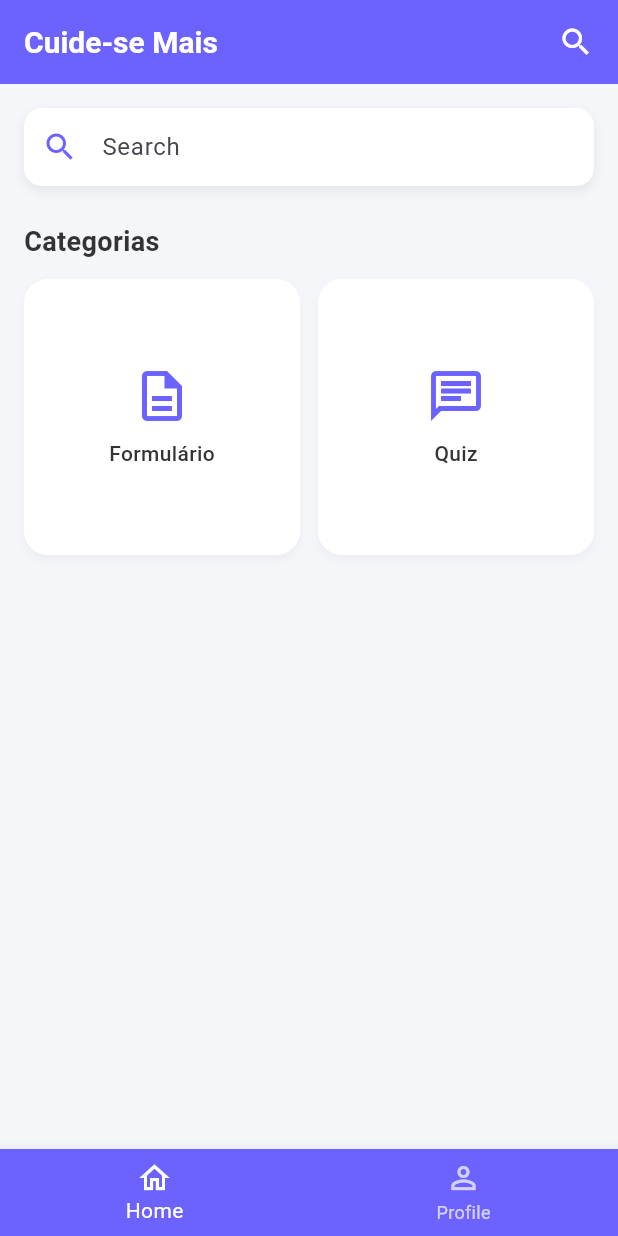
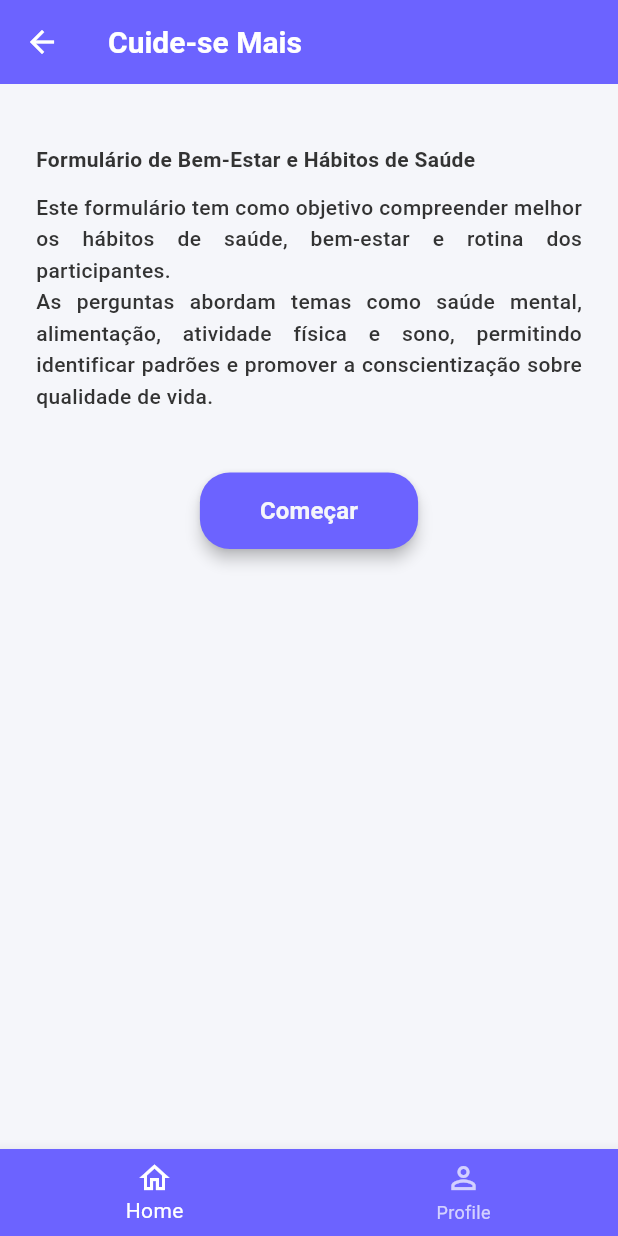
Before and after one commit to sabrina702/ProjetosWeb, a Flutter app: the screen it shows after launch, after a tap on "Formulário", on a phone screen of 412 x 824 dp. Run offline on Flutter 3.47's test engine with Material 3 defaults, Android fonts, the phone set to English and light mode, and no system bars.

Commit message:
feat: Pagina1 do formulario

```diff
--- a/lib/app.dart
+++ b/lib/app.dart
@@ -1,5 +1,5 @@
 import 'package:flutter/material.dart';
-import 'package:myapp/presentation/pages/homePage.dart';
+import 'package:myapp/presentation/pages/formulario/homePage.dart';
 import 'package:myapp/theme/colors.dart';
 import 'package:myapp/theme/text_styles.dart';
 
--- a/lib/presentation/pages/homePage.dart
+++ b/lib/presentation/pages/formulario/homePage.dart
@@ -1,4 +1,5 @@
 import 'package:flutter/material.dart';
+import 'package:myapp/presentation/pages/formulario/page2.dart';
 import 'package:myapp/theme/colors.dart';
 import 'package:myapp/theme/text_styles.dart';
 
@@ -13,7 +14,6 @@ class HomePage extends StatelessWidget {
         actions: const [
           Padding(
             padding: EdgeInsets.only(right: 16.0),
-            child: Icon(Icons.search, color: Colors.white),
           ),
         ],
       ),
@@ -57,7 +57,12 @@ class HomePage extends StatelessWidget {
                   _buildCategoryCard(
                     icon: Icons.description_outlined,
                     title: 'Formulário',
-                    onTap: () {},
+                    onTap: () {
+                      Navigator.push(
+                        context,
+                        MaterialPageRoute(builder: (context) => const Page2()),
+                      );
+                    },
                   ),
                   _buildCategoryCard(
                     icon: Icons.chat_outlined,
--- /dev/null
+++ b/lib/presentation/pages/formulario/page2.dart
@@ -0,0 +1,90 @@
+import 'package:flutter/material.dart';
+import 'package:myapp/presentation/pages/formulario/PageFormulario1.dart';
+import 'package:myapp/theme/colors.dart';
+import 'package:myapp/theme/text_styles.dart';
+
+class Page2 extends StatelessWidget {
+  const Page2({super.key});
+
+  @override
+  Widget build(BuildContext context) {
+    return Scaffold(
+      appBar: AppBar(
+        title: const Text('Cuide-se Mais'),
+        actions: const [
+          Padding(
+            padding: EdgeInsets.only(right: 16.0),
+          ),
+        ],
+      ),
+      body: SingleChildScrollView(
+        padding: const EdgeInsets.all(24.0),
+        child: Column(
+          crossAxisAlignment: CrossAxisAlignment.start,
+          children: [
+            const SizedBox(height: 16),
+            Text(
+              'Formulário de Bem-Estar e Hábitos de Saúde',
+              style: AppTextStyles.titleMedium.copyWith(
+                fontWeight: FontWeight.bold,
+              ),
+            ),
+            const SizedBox(height: 12),
+            Text(
+              'Este formulário tem como objetivo compreender melhor os hábitos de saúde, bem-estar e rotina dos participantes.\n'
+              'As perguntas abordam temas como saúde mental, alimentação, atividade física e sono, permitindo identificar padrões e promover a conscientização sobre qualidade de vida.',
+              style: AppTextStyles.bodyMedium.copyWith(height: 1.5),
+              textAlign: TextAlign.justify,
+            ),
+            const SizedBox(height: 40),
+            Center(
+              child: ElevatedButton(
+                style: ElevatedButton.styleFrom(
+                  backgroundColor: AppColors.primary,
+                  padding:
+                      const EdgeInsets.symmetric(horizontal: 40, vertical: 14),
+                  shape: RoundedRectangleBorder(
+                    borderRadius: BorderRadius.circular(20),
+                  ),
+                  elevation: 4,
+                ),
+                onPressed: () {
+                  Navigator.push(
+                    context,
+                    MaterialPageRoute(
+                      builder: (context) => const PageFormulario1(),
+                    ),
+                  );
+                },
+                child: Text(
+                  'Começar',
+                  style: TextStyle(
+                    color: AppColors.background, // supondo que você tenha AppColors.white
+                    fontWeight: FontWeight.bold, // opcional
+                    fontSize: 16, // opcional
+                  ),
+                ),
+              ),
+            ),
+          ],
+        ),
+      ),
+
+      bottomNavigationBar: BottomNavigationBar(
+        backgroundColor: AppColors.primary,
+        selectedItemColor: Colors.white,
+        unselectedItemColor: Colors.white70,
+        items: const [
+          BottomNavigationBarItem(
+            icon: Icon(Icons.home_outlined),
+            label: 'Home',
+          ),
+          BottomNavigationBarItem(
+            icon: Icon(Icons.person_outline),
+            label: 'Profile',
+          ),
+        ],
+      ),
+    );
+  }
+}
--- a/lib/theme/text_styles.dart
+++ b/lib/theme/text_styles.dart
@@ -19,4 +19,16 @@ class AppTextStyles {
     fontSize: 14,
     fontWeight: FontWeight.w500,
   );
+
+  static const TextStyle titleMedium = TextStyle(
+    color: AppColors.textPrimary,
+    fontSize: 14,
+    fontWeight: FontWeight.w500,
+  );
+
+  static const TextStyle bodyMedium = TextStyle(
+    color: AppColors.textPrimary,
+    fontSize: 14,
+    fontWeight: FontWeight.w500,
+  );
 }
```
Also changed, not shown: lib/presentation/pages/formulario/PageFormulario1.dart (added, +160 -0 lines).
